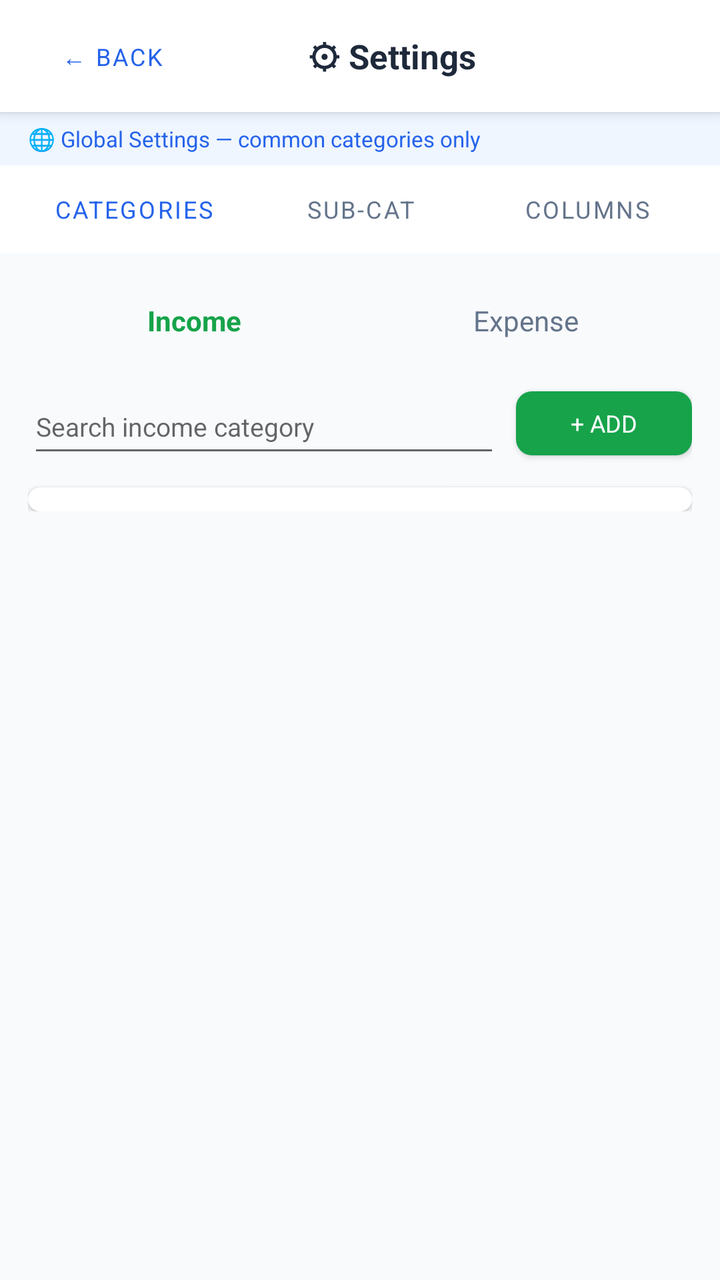
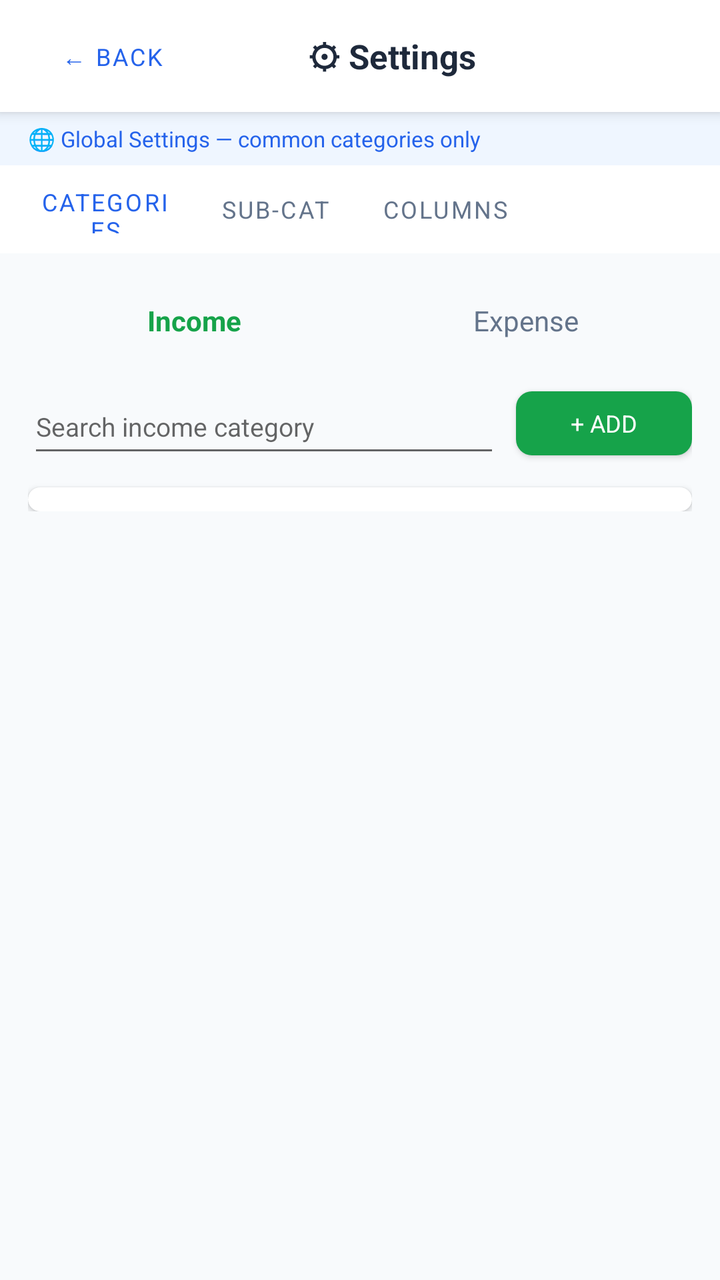

Compare the two renders of this Android layout. The source of the first and the diff that turns it into the second are given below.
<!-- AndroidManifest.xml: application theme Theme.ExpenseOS -->
<!-- res/layout/activity_settings.xml -->
<?xml version="1.0" encoding="utf-8"?>
<LinearLayout xmlns:android="http://schemas.android.com/apk/res/android"
    android:layout_width="match_parent"
    android:layout_height="match_parent"
    android:background="@color/bg"
    android:orientation="vertical">

    
    <LinearLayout
        android:layout_width="match_parent"
        android:layout_height="56dp"
        android:background="@color/nav_bg"
        android:elevation="4dp"
        android:gravity="center_vertical"
        android:orientation="horizontal"
        android:paddingHorizontal="12dp">

        <Button
            android:id="@+id/btnBackSettings"
            style="@style/Widget.MaterialComponents.Button.TextButton"
            android:layout_width="wrap_content"
            android:layout_height="36dp"
            android:text="← Back"
            android:textSize="12sp" />

        <TextView
            android:layout_width="0dp"
            android:layout_height="wrap_content"
            android:layout_weight="1"
            android:gravity="center"
            android:text="⚙ Settings"
            android:textColor="@color/text"
            android:textSize="17sp"
            android:textStyle="bold" />

        <View
            android:layout_width="56dp"
            android:layout_height="1dp" />
    </LinearLayout>

    
    <TextView
        android:id="@+id/tvSettingsMode"
        android:layout_width="match_parent"
        android:layout_height="wrap_content"
        android:background="#EFF6FF"
        android:paddingHorizontal="14dp"
        android:paddingVertical="6dp"
        android:text="🌐 Global Settings — common categories only"
        android:textColor="@color/primary"
        android:textSize="11sp" />

    
    <LinearLayout
        android:layout_width="match_parent"
        android:layout_height="44dp"
        android:background="@color/nav_bg"
        android:orientation="horizontal"
        android:paddingHorizontal="10dp">

        <Button
            android:id="@+id/btnTabCat"
            style="@style/Widget.MaterialComponents.Button.TextButton"
            android:layout_width="0dp"
            android:layout_height="match_parent"
            android:layout_weight="1"
            android:text="Categories"
            android:textColor="@color/primary"
            android:textSize="12sp" />

        <Button
            android:id="@+id/btnTabSub"
            style="@style/Widget.MaterialComponents.Button.TextButton"
            android:layout_width="0dp"
            android:layout_height="match_parent"
            android:layout_weight="1"
            android:text="Sub-Cat"
            android:textColor="@color/text_muted"
            android:textSize="12sp" />

        <Button
            android:id="@+id/btnTabColumns"
            style="@style/Widget.MaterialComponents.Button.TextButton"
            android:layout_width="0dp"
            android:layout_height="match_parent"
            android:layout_weight="1"
            android:text="Columns"
            android:textColor="@color/text_muted"
            android:textSize="12sp" />
    </LinearLayout>

    <ScrollView
        android:layout_width="match_parent"
        android:layout_height="match_parent">

        <LinearLayout
            android:layout_width="match_parent"
            android:layout_height="wrap_content"
            android:orientation="vertical"
            android:padding="14dp">

            
            <LinearLayout
                android:id="@+id/panelCategories"
                android:layout_width="match_parent"
                android:layout_height="wrap_content"
                android:orientation="vertical">

                
                <LinearLayout
                    android:layout_width="match_parent"
                    android:layout_height="wrap_content"
                    android:layout_marginBottom="10dp"
                    android:orientation="horizontal">

                    <TextView
                        android:id="@+id/tabCatIncome"
                        android:layout_width="0dp"
                        android:layout_height="wrap_content"
                        android:layout_weight="1"
                        android:gravity="center"
                        android:paddingVertical="10dp"
                        android:text="Income"
                        android:textColor="@color/green"
                        android:textSize="14sp"
                        android:textStyle="bold" />

                    <TextView
                        android:id="@+id/tabCatExpense"
                        android:layout_width="0dp"
                        android:layout_height="wrap_content"
                        android:layout_weight="1"
                        android:gravity="center"
                        android:paddingVertical="10dp"
                        android:text="Expense"
                        android:textColor="@color/text_muted"
                        android:textSize="14sp" />
                </LinearLayout>

                
                <LinearLayout
                    android:layout_width="match_parent"
                    android:layout_height="wrap_content"
                    android:layout_marginBottom="10dp"
                    android:gravity="center_vertical"
                    android:orientation="horizontal">

                    <EditText
                        android:id="@+id/etCatSearch"
                        android:layout_width="0dp"
                        android:layout_height="44dp"
                        android:layout_marginEnd="8dp"
                        android:layout_weight="1"
                        android:hint="Search income category"
                        android:textSize="13sp" />

                    <Button
                        android:id="@+id/btnCatAdd"
                        style="@style/BtnSuccess"
                        android:layout_width="wrap_content"
                        android:layout_height="44dp"
                        android:paddingHorizontal="16dp"
                        android:text="+ ADD"
                        android:textSize="12sp" />
                </LinearLayout>

                <androidx.cardview.widget.CardView xmlns:app="http://schemas.android.com/apk/res-auto"
                    android:layout_width="match_parent"
                    android:layout_height="wrap_content"
                    app:cardCornerRadius="10dp"
                    app:cardElevation="2dp">

                    <androidx.recyclerview.widget.RecyclerView
                        android:id="@+id/rvCategoryList"
                        android:layout_width="match_parent"
                        android:layout_height="wrap_content"
                        android:nestedScrollingEnabled="false"
                        android:padding="6dp" />
                </androidx.cardview.widget.CardView>
            </LinearLayout>

            
            <LinearLayout
                android:id="@+id/panelSubCategories"
                android:layout_width="match_parent"
                android:layout_height="wrap_content"
                android:orientation="vertical"
                android:visibility="gone">

                
                <LinearLayout
                    android:layout_width="match_parent"
                    android:layout_height="wrap_content"
                    android:layout_marginBottom="10dp"
                    android:orientation="horizontal">

                    <TextView
                        android:id="@+id/tabSubIncome"
                        android:layout_width="0dp"
                        android:layout_height="wrap_content"
                        android:layout_weight="1"
                        android:gravity="center"
                        android:paddingVertical="10dp"
                        android:text="Income"
                        android:textColor="@color/green"
                        android:textSize="14sp"
                        android:textStyle="bold" />

                    <TextView
                        android:id="@+id/tabSubExpense"
                        android:layout_width="0dp"
                        android:layout_height="wrap_content"
                        android:layout_weight="1"
                        android:gravity="center"
                        android:paddingVertical="10dp"
                        android:text="Expense"
                        android:textColor="@color/text_muted"
                        android:textSize="14sp" />
                </LinearLayout>

                
                <LinearLayout
                    android:layout_width="match_parent"
                    android:layout_height="wrap_content"
                    android:layout_marginBottom="10dp"
                    android:gravity="center_vertical"
                    android:orientation="horizontal">

                    <EditText
                        android:id="@+id/etSubCatSearch"
                        android:layout_width="0dp"
                        android:layout_height="44dp"
                        android:layout_marginEnd="8dp"
                        android:layout_weight="1"
                        android:hint="Search sub category"
                        android:textSize="13sp" />

                    <Button
                        android:id="@+id/btnSubCatAdd"
                        style="@style/BtnPrimary"
                        android:layout_width="wrap_content"
                        android:layout_height="44dp"
                        android:paddingHorizontal="16dp"
                        android:text="+ ADD"
                        android:textSize="12sp" />
                </LinearLayout>

                <androidx.cardview.widget.CardView xmlns:app="http://schemas.android.com/apk/res-auto"
                    android:layout_width="match_parent"
                    android:layout_height="wrap_content"
                    app:cardCornerRadius="10dp"
                    app:cardElevation="2dp">

                    <androidx.recyclerview.widget.RecyclerView
                        android:id="@+id/rvSubCategoryList"
                        android:layout_width="match_parent"
                        android:layout_height="wrap_content"
                        android:nestedScrollingEnabled="false"
                        android:padding="6dp" />
                </androidx.cardview.widget.CardView>
            </LinearLayout>

            
            <LinearLayout
                android:id="@+id/panelColumns"
                android:layout_width="match_parent"
                android:layout_height="wrap_content"
                android:orientation="vertical"
                android:visibility="gone">

                <TextView
                    android:layout_width="match_parent"
                    android:layout_height="wrap_content"
                    android:layout_marginBottom="10dp"
                    android:background="#FEF9C3"
                    android:padding="8dp"
                    android:text="ℹ Custom columns are shared across all cashbooks (no per-book scoping yet)."
                    android:textColor="@color/amber"
                    android:textSize="11sp" />

                
                <androidx.cardview.widget.CardView xmlns:app="http://schemas.android.com/apk/res-auto"
                    android:layout_width="match_parent"
                    android:layout_height="wrap_content"
                    android:layout_marginBottom="12dp"
                    app:cardCornerRadius="10dp"
                    app:cardElevation="2dp">

                    <LinearLayout
                        android:layout_width="match_parent"
                        android:layout_height="wrap_content"
                        android:orientation="vertical"
                        android:padding="14dp">

                        <TextView
                            android:layout_width="wrap_content"
                            android:layout_height="wrap_content"
                            android:layout_marginBottom="10dp"
                            android:letterSpacing="0.08"
                            android:text="INCOME CUSTOM COLUMNS"
                            android:textAllCaps="true"
                            android:textColor="@color/green"
                            android:textSize="10sp"
                            android:textStyle="bold" />

                        <LinearLayout
                            android:layout_width="match_parent"
                            android:layout_height="wrap_content"
                            android:layout_marginBottom="8dp"
                            android:gravity="center_vertical"
                            android:orientation="horizontal">

                            <EditText
                                android:id="@+id/etNewIncomeCol"
                                android:layout_width="0dp"
                                android:layout_height="44dp"
                                android:layout_marginEnd="6dp"
                                android:layout_weight="1"
                                android:hint="New column, e.g. Payment Mode"
                                android:textSize="13sp" />

                            <Button
                                android:id="@+id/btnAddIncomeCol"
                                style="@style/BtnSuccess"
                                android:layout_width="wrap_content"
                                android:layout_height="44dp"
                                android:paddingHorizontal="10dp"
                                android:text="+ Add"
                                android:textSize="12sp" />
                        </LinearLayout>

                        <androidx.recyclerview.widget.RecyclerView
                            android:id="@+id/rvIncomeColumns"
                            android:layout_width="match_parent"
                            android:layout_height="wrap_content"
                            android:nestedScrollingEnabled="false" />
                    </LinearLayout>
                </androidx.cardview.widget.CardView>

                
                <androidx.cardview.widget.CardView xmlns:app="http://schemas.android.com/apk/res-auto"
                    android:layout_width="match_parent"
                    android:layout_height="wrap_content"
                    app:cardCornerRadius="10dp"
                    app:cardElevation="2dp">

                    <LinearLayout
                        android:layout_width="match_parent"
                        android:layout_height="wrap_content"
                        android:orientation="vertical"
                        android:padding="14dp">

                        <TextView
                            android:layout_width="wrap_content"
                            android:layout_height="wrap_content"
                            android:layout_marginBottom="10dp"
                            android:letterSpacing="0.08"
                            android:text="EXPENSE CUSTOM COLUMNS"
                            android:textAllCaps="true"
                            android:textColor="@color/red"
                            android:textSize="10sp"
                            android:textStyle="bold" />

                        <LinearLayout
                            android:layout_width="match_parent"
                            android:layout_height="wrap_content"
                            android:layout_marginBottom="8dp"
                            android:gravity="center_vertical"
                            android:orientation="horizontal">

                            <EditText
                                android:id="@+id/etNewExpenseCol"
                                android:layout_width="0dp"
                                android:layout_height="44dp"
                                android:layout_marginEnd="6dp"
                                android:layout_weight="1"
                                android:hint="New column, e.g. Payment Mode"
                                android:textSize="13sp" />

                            <Button
                                android:id="@+id/btnAddExpenseCol"
                                style="@style/BtnDanger"
                                android:layout_width="wrap_content"
                                android:layout_height="44dp"
                                android:paddingHorizontal="10dp"
                                android:text="+ Add"
                                android:textSize="12sp" />
                        </LinearLayout>

                        <androidx.recyclerview.widget.RecyclerView
                            android:id="@+id/rvExpenseColumns"
                            android:layout_width="match_parent"
                            android:layout_height="wrap_content"
                            android:nestedScrollingEnabled="false" />
                    </LinearLayout>
                </androidx.cardview.widget.CardView>
            </LinearLayout>

        </LinearLayout>
    </ScrollView>
</LinearLayout>
<!-- resources referenced by this layout -->
<resources>
  <color name="amber">#D97706</color>
  <color name="bg">#F8FAFC</color>
  <color name="green">#16A34A</color>
  <color name="nav_bg">#FFFFFF</color>
  <color name="primary">#2563EB</color>
  <color name="red">#DC2626</color>
  <color name="text">#1E293B</color>
  <color name="text_muted">#64748B</color>
  <style name="BtnDanger" parent="Widget.MaterialComponents.Button.OutlinedButton">
          <item name="strokeColor">@color/red</item>
          <item name="android:textColor">@color/red</item>
          <item name="cornerRadius">8dp</item>
          <item name="android:letterSpacing">0</item>
      </style>
  <style name="BtnPrimary" parent="Widget.MaterialComponents.Button">
          <item name="backgroundTint">@color/primary</item>
          <item name="android:textColor">@color/white</item>
          <item name="cornerRadius">8dp</item>
          <item name="android:letterSpacing">0</item>
      </style>
  <style name="BtnSuccess" parent="Widget.MaterialComponents.Button">
          <item name="backgroundTint">@color/green</item>
          <item name="android:textColor">@color/white</item>
          <item name="cornerRadius">8dp</item>
          <item name="android:letterSpacing">0</item>
      </style>
  <style name="Theme.ExpenseOS" parent="Theme.MaterialComponents.Light.NoActionBar">
          <item name="colorPrimary">@color/primary</item>
          <item name="colorPrimaryDark">@color/primary_dark</item>
          <item name="colorAccent">@color/primary</item>
          <item name="android:windowBackground">@color/bg</item>
          <item name="android:fontFamily">sans-serif</item>
          <item name="android:statusBarColor">@color/primary_dark</item>
      </style>
  <color name="white">#FFFFFF</color>
  <color name="primary_dark">#1D4ED8</color>
</resources>

<!-- the commit's change to res/layout/activity_settings.xml (unified diff, before → after) -->
@@ -87,6 +87,15 @@
             android:text="Columns"
             android:textColor="@color/text_muted"
             android:textSize="12sp" />
+
+        <Button
+            android:id="@+id/btnTabPaymentTypes"
+            android:layout_width="0dp"
+            android:layout_height="wrap_content"
+            android:layout_weight="1"
+            android:text="Payment Types"
+            android:textSize="11sp"
+            style="?android:attr/borderlessButtonStyle" />
     </LinearLayout>
 
     <ScrollView
@@ -396,6 +405,42 @@
                 </androidx.cardview.widget.CardView>
             </LinearLayout>
 
+            <LinearLayout
+                android:id="@+id/panelPaymentTypes"
+                android:layout_width="match_parent"
+                android:layout_height="wrap_content"
+                android:orientation="vertical"
+                android:visibility="gone"
+                android:padding="12dp">
+
+                <LinearLayout
+                    android:layout_width="match_parent"
+                    android:layout_height="wrap_content"
+                    android:orientation="horizontal"
+                    android:layout_marginBottom="10dp">
+
+                    <EditText
+                        android:id="@+id/etNewPaymentType"
+                        android:layout_width="0dp"
+                        android:layout_height="wrap_content"
+                        android:layout_weight="1"
+                        android:hint="e.g. HDFC Credit Card"
+                        android:layout_marginEnd="8dp" />
+
+                    <Button
+                        android:id="@+id/btnAddPaymentType"
+                        android:layout_width="wrap_content"
+                        android:layout_height="wrap_content"
+                        android:text="+ Add" />
+                </LinearLayout>
+
+                <androidx.recyclerview.widget.RecyclerView
+                    android:id="@+id/rvPaymentTypes"
+                    android:layout_width="match_parent"
+                    android:layout_height="wrap_content"
+                    android:nestedScrollingEnabled="false" />
+            </LinearLayout>
+
         </LinearLayout>
     </ScrollView>
 </LinearLayout>
